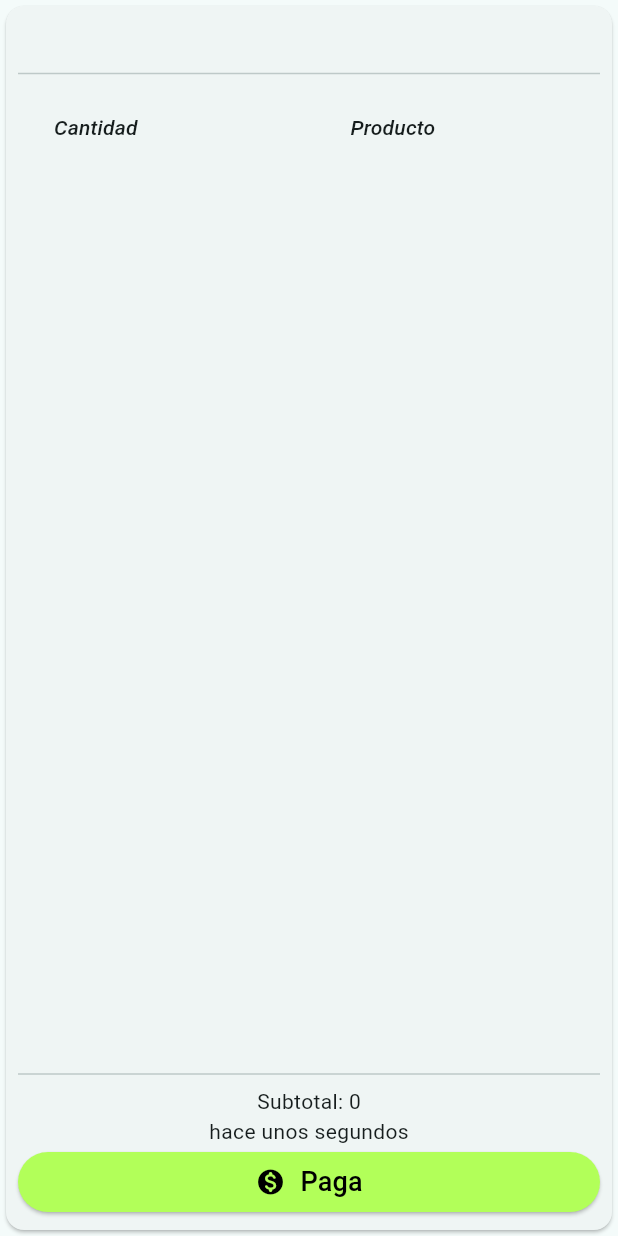
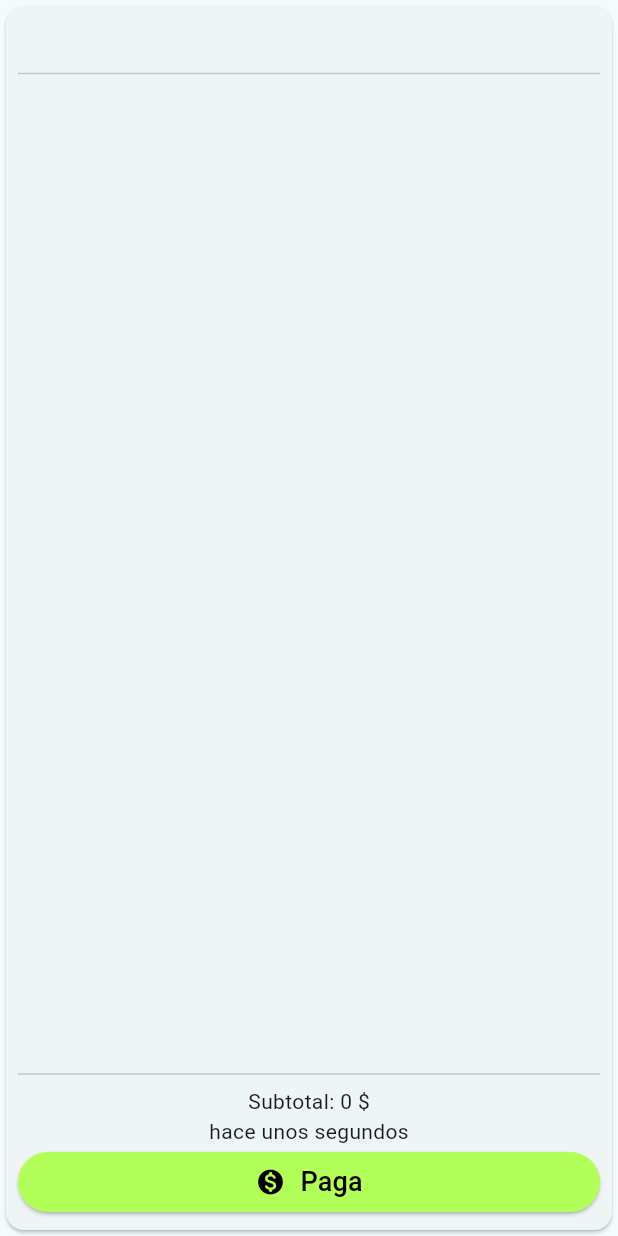
Before and after one commit to Miguelburitica/TapTab, a Flutter app: the TabCard widget shown alone on an empty page, opened directly with empty values, on a phone screen of 412 x 824 dp. Run offline on Flutter 3.47's test engine with Material 2 defaults, Android fonts, the phone set to English and light mode, and no system bars; our stand-ins replace get.

Commit message:
advance on stuff

```diff
--- a/lib/domain/business/models/tab_model.dart
+++ b/lib/domain/business/models/tab_model.dart
@@ -9,12 +9,12 @@ class TabModel {
   final String id;
   String tableId;
   String? alias;
-  int subtotal;
+  double subtotal;
   final List<ProductModel> products;
   final List<ProductsResume> productsResume;
   TabStatus status;
   final DateTime? createdAt;
-  final DateTime? updatedAt;
+  DateTime? updatedAt;
 
   TabModel({
     required this.id,
@@ -27,6 +27,10 @@ class TabModel {
     this.createdAt,
     this.updatedAt,
   });
+
+  void updateTab() {
+    updatedAt = DateTime.now();
+  }
 
   factory TabModel.fromJson(Map<String, dynamic> json) {
     return TabModel(
--- a/lib/domain/business/views/tab_view.dart
+++ b/lib/domain/business/views/tab_view.dart
@@ -35,35 +35,21 @@ class TabCard extends StatelessWidget {
                   return Expanded(
                     child: ListView(
                       children: [
-                        DataTable(
-                          columns: const <DataColumn>[
-                            DataColumn(
-                              label: Text(
-                                'Cantidad',
-                                style: TextStyle(fontStyle: FontStyle.italic),
-                              ),
-                            ),
-                            DataColumn(
-                              label: Text(
-                                'Producto',
-                                style: TextStyle(fontStyle: FontStyle.italic),
-                              ),
-                            ),
-                          ],
-                          rows: currentTab.productsResume.map((product) => DataRow(
-                            cells: <DataCell>[
-                              DataCell(Text(product.quantity.toString())),
-                              DataCell(Text(product.name.toString())),
+                        for (final product in currentTab.productsResume)
+                          Row(
+                            mainAxisAlignment: MainAxisAlignment.spaceBetween,
+                            children: [
+                              Text('${product.quantity} ${product.name}'),
+                              Text(formatCurrency(product.subtotal)),
                             ],
-                          )).toList(),
-                        ),
+                          ),
                       ],
                     ),
                   );
                 }
               ),
               const Divider(),
-              Text('Subtotal: ${tab.subtotal}'),
+              Text('Subtotal: ${formatCurrency(tab.subtotal)}'),
               // mostrar hace cuanto tiempo se hizo el último pedido
               Text(getLastTimeUpdated(tab.updatedAt ?? tab.createdAt!)),
               ElevatedButton(
--- a/lib/utils.dart
+++ b/lib/utils.dart
@@ -1,3 +1,5 @@
+import 'package:intl/intl.dart';
+
 String getLastTimeUpdated(DateTime updatedAt) {
   final now = DateTime.now();
   final differenceInMinutes = now.difference(updatedAt).inMinutes;
@@ -8,3 +10,8 @@ String getLastTimeUpdated(DateTime updatedAt) {
 
   return differenceInMinutes > 0 ? 'hace $differenceInMinutes minutos' : 'hace unos segundos';
 }
+
+String formatCurrency(double value) {
+  final formatter = NumberFormat.currency(locale: 'es_CO', decimalDigits: 0, symbol: '\$');
+  return formatter.format(value);
+}
--- a/pubspec.yaml
+++ b/pubspec.yaml
@@ -35,6 +35,7 @@ dependencies:
   uuid: ^4.1.0
   get: ^4.6.6
   flame: ^1.10.1
+  intl: ^0.18.1
 
 dev_dependencies:
   flutter_test:
```
Also changed, not shown: lib/domain/business/controllers/billing_controller.dart (+20 -0 lines), lib/pages/tab_upsert.dart (+132 -28 lines).
